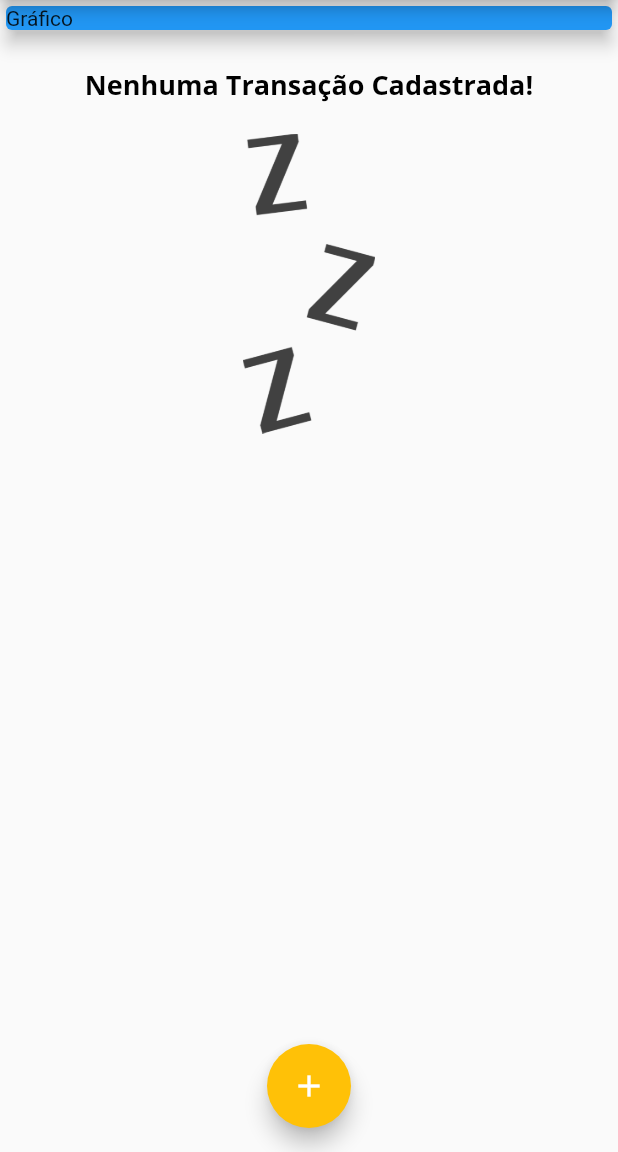
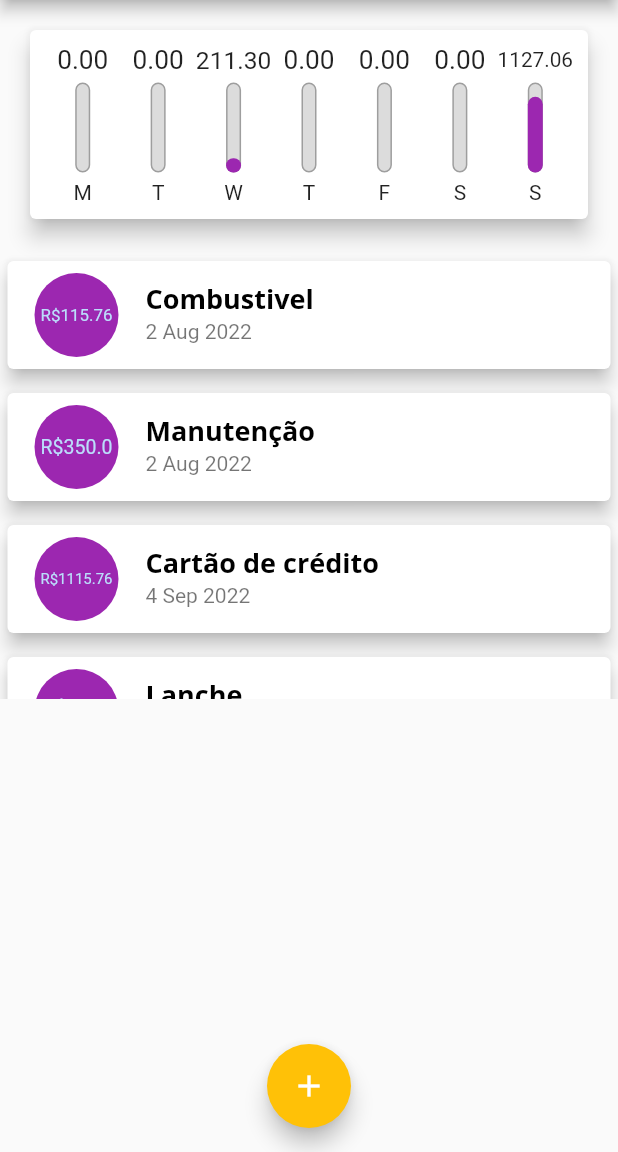
Before and after one commit to souzap371/projeto_despesas_pessoais, a Flutter app: the screen it shows after launch, on a phone screen of 412 x 824 dp, the part 84-1236 px from its top. Run offline on Flutter 3.47's test engine with Material 2 defaults, Android fonts, the phone set to English and light mode, and no system bars.

Commit message:
Ajustes em Layout e criação de cards em lista

```diff
--- /dev/null
+++ b/lib/components/chart.dart
@@ -0,0 +1,68 @@
+import 'package:expenses/models/transaction.dart';
+import 'package:flutter/src/foundation/key.dart';
+import 'package:flutter/src/widgets/framework.dart';
+import 'package:flutter/material.dart';
+import 'package:intl/intl.dart';
+import '../models/transaction.dart';
+import 'chart_bar.dart';
+
+class Chart extends StatelessWidget {
+  final List<Transaction> recentTransaction;
+
+  Chart(this.recentTransaction);
+
+  List<Map<String, Object>> get groupedTransactions {
+    return List.generate(7, (index) {
+      final weekDay = DateTime.now().subtract(
+        Duration(days: index),
+      );
+
+      double totalSum = 0.0;
+
+      for (var i = 0; i < recentTransaction.length; i++) {
+        bool sameDay = recentTransaction[i].date.day == weekDay.day;
+        bool sameMonth = recentTransaction[i].date.month == weekDay.month;
+        bool sameYear = recentTransaction[i].date.year == weekDay.year;
+
+        if (sameDay && sameMonth && sameYear) {
+          totalSum += recentTransaction[i].value;
+        }
+      }
+
+      return {
+        'day': DateFormat.E().format(weekDay)[0],
+        'value': totalSum,
+      };
+    }).reversed.toList();
+  }
+
+  double get _weekTotalValue {
+    return groupedTransactions.fold(0.0, (sum, tr) {
+      return sum + (tr['value'] as double);
+    });
+  }
+
+  @override
+  Widget build(BuildContext context) {
+    return Card(
+      elevation: 6,
+      margin: EdgeInsets.all(20),
+      child: Padding(
+        padding: const EdgeInsets.all(10),
+        child: Row(
+          mainAxisAlignment: MainAxisAlignment.spaceAround,
+          children: groupedTransactions.map((tr) {
+            return Flexible(
+              fit: FlexFit.tight,
+              child: ChartBar(
+                label: tr['day'] as String,
+                value: tr['value'] as double,
+                percentage: (tr['value'] as double) / _weekTotalValue,
+              ),
+            );
+          }).toList(),
+        ),
+      ),
+    );
+  }
+}
--- /dev/null
+++ b/lib/components/chart_bar.dart
@@ -0,0 +1,62 @@
+import 'package:flutter/material.dart';
+import 'package:flutter/src/foundation/key.dart';
+import 'package:flutter/src/widgets/framework.dart';
+
+import 'package:flutter/material.dart';
+
+class ChartBar extends StatelessWidget {
+  final String? label;
+  final double? value;
+  final double? percentage;
+
+  const ChartBar({
+    this.label,
+    this.value,
+    this.percentage,
+  });
+
+  @override
+  Widget build(BuildContext context) {
+    return Column(
+      children: <Widget>[
+        Container(
+          height: 20,
+          child: FittedBox(
+            child: Text('${value!.toStringAsFixed(2)}'),
+          ),
+        ),
+        SizedBox(height: 5),
+        Container(
+          height: 60,
+          width: 10,
+          child: Stack(
+            alignment: Alignment.bottomCenter,
+            children: <Widget>[
+              Container(
+                decoration: BoxDecoration(
+                  border: Border.all(
+                    color: Colors.grey,
+                    width: 1.0,
+                  ),
+                  color: Color.fromRGBO(220, 220, 220, 1),
+                  borderRadius: BorderRadius.circular(5),
+                ),
+              ),
+              FractionallySizedBox(
+                heightFactor: percentage,
+                child: Container(
+                  decoration: BoxDecoration(
+                    color: Colors.purple,
+                    borderRadius: BorderRadius.circular(5),
+                  ),
+                ),
+              )
+            ],
+          ),
+        ),
+        SizedBox(height: 5),
+        Text(label!),
+      ],
+    );
+  }
+}
--- a/lib/components/transaction_list.dart
+++ b/lib/components/transaction_list.dart
@@ -41,42 +41,29 @@ class TransactionList extends StatelessWidget {
               itemBuilder: (ctx, index) {
                 final tr = transactions[index];
                 return Card(
-                  child: Row(
-                    children: <Widget>[
-                      Container(
-                        margin:
-                            EdgeInsets.symmetric(horizontal: 15, vertical: 10),
-                        decoration: BoxDecoration(
-                            border: Border.all(
-                          color: Theme.of(context).primaryColor,
-                          width: 2,
-                        )),
-                        padding: EdgeInsets.all(10),
-                        child: Text(
-                          'R\$ ${tr.value.toStringAsFixed(2)}',
-                          style: TextStyle(
-                            fontWeight: FontWeight.bold,
-                            fontSize: 20,
-                            color: Theme.of(context).primaryColor,
+                  elevation: 5,
+                  margin: EdgeInsets.symmetric(
+                    vertical: 8,
+                    horizontal: 5,
+                  ),
+                  child: ListTile(
+                    leading: CircleAvatar(
+                      backgroundColor: Colors.purple,
+                      radius: 30,
+                      child: Padding(
+                        padding: const EdgeInsets.all(6),
+                        child: FittedBox(
+                          child: Text('R\$${tr.value}'),
                         ),
                       ),
                     ),
-                      Column(
-                        crossAxisAlignment: CrossAxisAlignment.start,
-                        children: <Widget>[
-                          Text(
+                    title: Text(
                       tr.title,
                       style: Theme.of(context).textTheme.headline6,
                     ),
-                          Text(
+                    subtitle: Text(
                       DateFormat('d MMM y').format(tr.date),
-                            style: TextStyle(
-                              color: Colors.grey,
                     ),
-                          ),
-                        ],
-                      )
-                    ],
                   ),
                 );
               },
--- a/lib/main.dart
+++ b/lib/main.dart
@@ -4,6 +4,7 @@ import 'package:flutter/src/widgets/framework.dart';
 import './components/transaction_form.dart';
 import './components/transaction_list.dart';
 import 'models/transaction.dart';
+import 'components/chart.dart';
 import 'dart:math';
 
 main() => runApp(ExpensesApp());
@@ -47,19 +48,45 @@ class MyHomePage extends StatefulWidget {
 
 class _MyHomePageState extends State<MyHomePage> {
   final List<Transaction> _transactions = [
-    // Transaction(
-    //  id: 't1',
-    //  title: 'Novo Tênis de Corrida',
-    //  value: 310.76,
-    //  date: DateTime.now(),
-    // ),
-    // Transaction(
-    //  id: 't2',
-    //  title: 'Conta de Luz',
-    //  value: 211.30,
-    //  date: DateTime.now(),
-    // ),
+    Transaction(
+      id: 't0',
+      title: 'Combustivel',
+      value: 115.76,
+      date: DateTime.now().subtract(Duration(days: 33)),
+    ),
+    Transaction(
+      id: 't1',
+      title: 'Manutenção',
+      value: 350.00,
+      date: DateTime.now().subtract(Duration(days: 33)),
+    ),
+    Transaction(
+      id: 't2',
+      title: 'Cartão de crédito',
+      value: 1115.76,
+      date: DateTime.now(),
+    ),
+    Transaction(
+      id: 't3',
+      title: 'Lanche',
+      value: 11.30,
+      date: DateTime.now(),
+    ),
+    Transaction(
+      id: 't4',
+      title: 'Conta de Luz',
+      value: 211.30,
+      date: DateTime.now().subtract(Duration(days: 4)),
+    ),
   ];
+
+  List<Transaction> get _recentTransactions {
+    return _transactions.where((tr) {
+      return tr.date.isAfter(DateTime.now().subtract(
+        Duration(days: 7),
+      ));
+    }).toList();
+  }
 
   _addTransaction(String title, double value) {
     final newTransaction = Transaction(
@@ -103,13 +130,7 @@ class _MyHomePageState extends State<MyHomePage> {
         child: Column(
           crossAxisAlignment: CrossAxisAlignment.stretch,
           children: <Widget>[
-            Container(
-              child: Card(
-                color: Colors.blue,
-                child: Text('Gráfico'),
-                elevation: 5,
-              ),
-            ),
+            Chart(_recentTransactions),
             TransactionList(_transactions),
           ],
         ),
```
Lines whose indentation alone changed are shown as unchanged.
